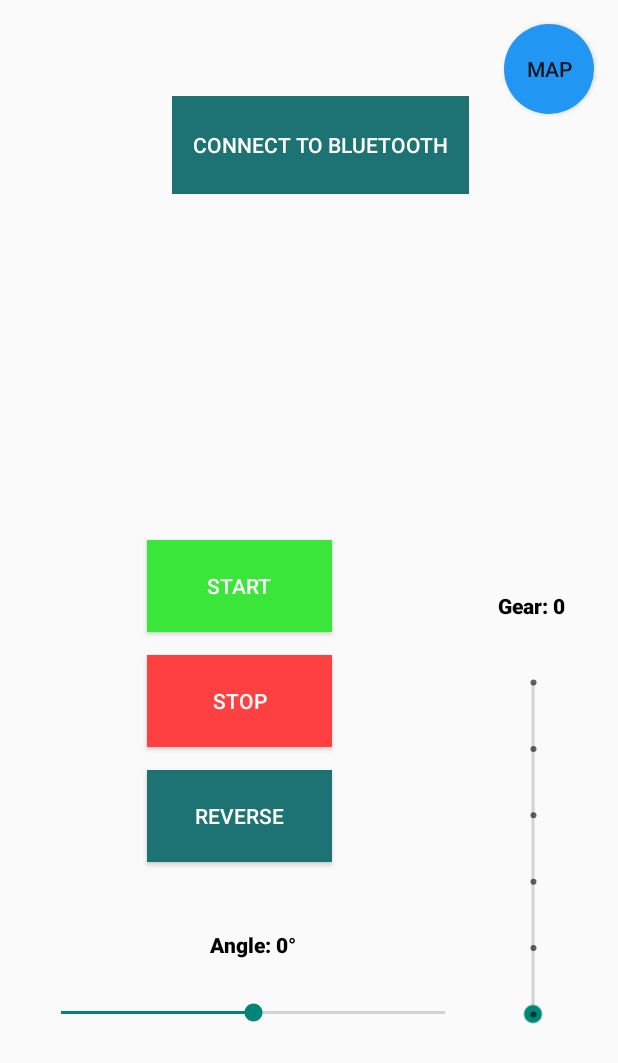
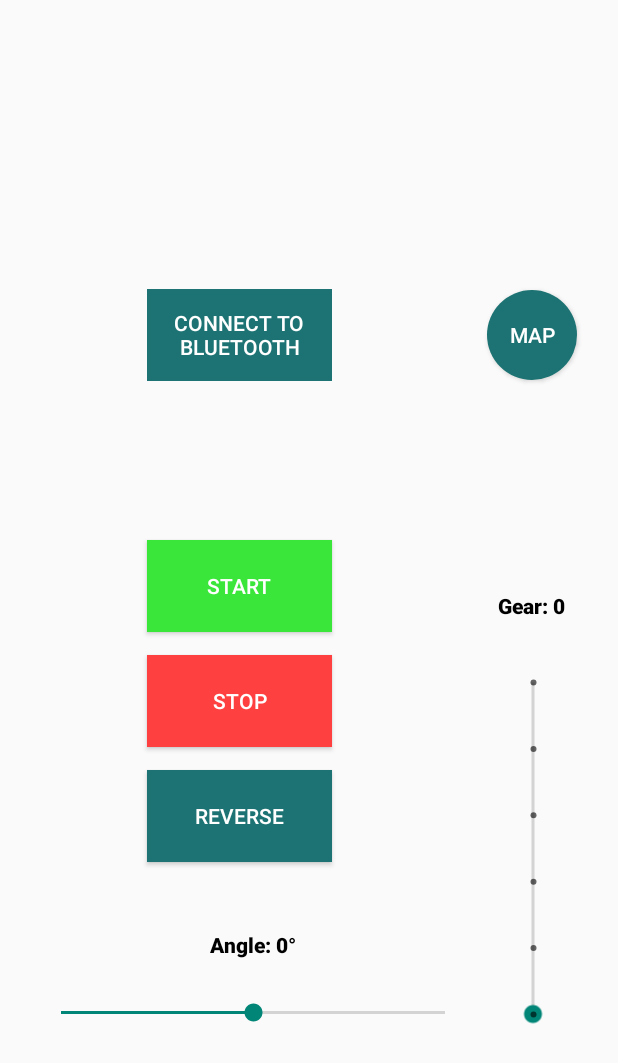
Before and after one commit to DIT112-V20/group-07, an Android app: the MainActivity screen opened directly, with no data from a screen before it, on a phone screen of 412 x 824 dp. Shown: the top 1063 px of the screen. Run offline under Robolectric (Android 15) with nearby library versions, the phone set to English and light mode, and no system bars.

Commit message:
#50 Improve ergonomy of driver screen
Improve button to be reached with one hand

```diff
--- a/arduinoRemote/app/src/main/res/drawable/roundedbutton.xml
+++ b/arduinoRemote/app/src/main/res/drawable/roundedbutton.xml
@@ -1,7 +1,7 @@
 <?xml version="1.0" encoding="utf-8"?>
 <shape xmlns:android="http://schemas.android.com/apk/res/android"
 android:shape="rectangle">
-    <solid android:color="#2196F3" />
+    <solid android:color="#1D7373" />
     <corners android:bottomRightRadius="80dp"
         android:bottomLeftRadius="80dp"
         android:topRightRadius="80dp"
--- a/arduinoRemote/app/src/main/res/layout/activity_main.xml
+++ b/arduinoRemote/app/src/main/res/layout/activity_main.xml
@@ -110,27 +110,30 @@
     <Button
         android:id="@+id/connectBut"
         style="@style/Widget.AppCompat.Button.Borderless.Colored"
-        android:layout_width="198dp"
-        android:layout_height="65dp"
-        android:layout_marginTop="64dp"
+        android:layout_width="123dp"
+        android:layout_height="61dp"
         android:background="#1D7373"
         android:text="@string/connect"
         android:textColor="#FFFFFF"
+        app:layout_constraintBottom_toBottomOf="parent"
         app:layout_constraintEnd_toEndOf="parent"
-        app:layout_constraintHorizontal_bias="0.535"
+        app:layout_constraintHorizontal_bias="0.34"
         app:layout_constraintStart_toStartOf="parent"
-        app:layout_constraintTop_toTopOf="parent" />
+        app:layout_constraintTop_toTopOf="parent"
+        app:layout_constraintVertical_bias="0.253" />
 
     <Button
         android:id="@+id/mapBut"
+        style="@style/Widget.AppCompat.Button.Colored"
         android:layout_width="60dp"
         android:layout_height="60dp"
-        android:layout_marginTop="16dp"
-        android:layout_marginEnd="16dp"
-        android:layout_marginRight="16dp"
         android:background="@drawable/roundedbutton"
         android:text="@string/title_activity_maps"
+        app:layout_constraintBottom_toBottomOf="parent"
         app:layout_constraintEnd_toEndOf="parent"
-        app:layout_constraintTop_toTopOf="parent" />
+        app:layout_constraintHorizontal_bias="0.923"
+        app:layout_constraintStart_toStartOf="parent"
+        app:layout_constraintTop_toTopOf="parent"
+        app:layout_constraintVertical_bias="0.253" />
 
 </androidx.constraintlayout.widget.ConstraintLayout>
```
